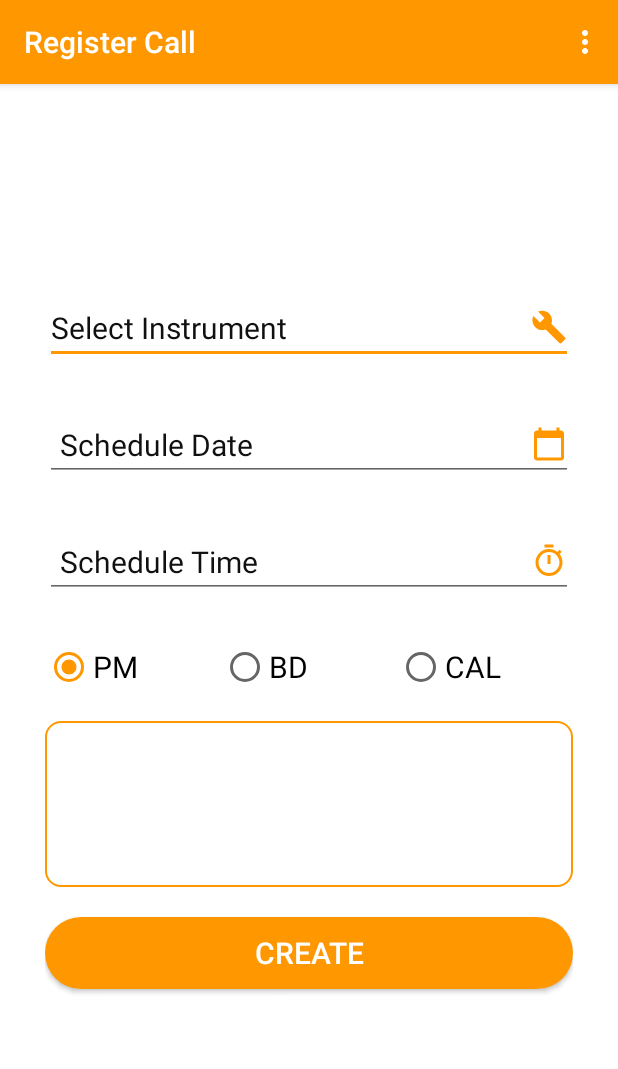
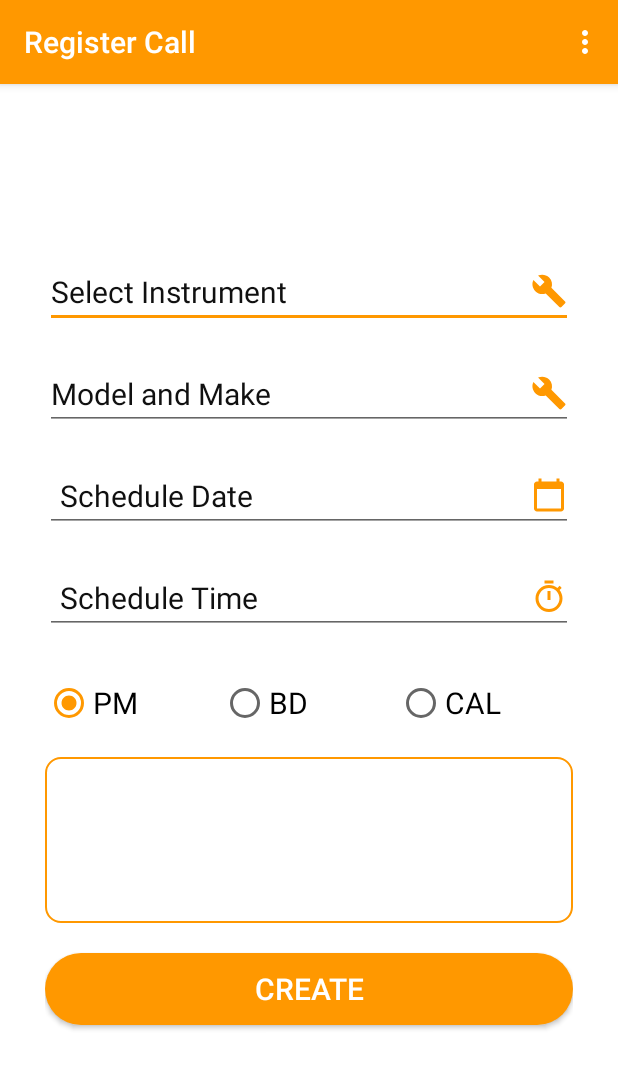
Before and after one commit to Abhilash-sringar-12/Labsolutions, an Android app: the CustomerActivity screen opened directly, with no data from a screen before it, on a phone screen of 412 x 824 dp. Shown: the top 1069 px of the screen. Run offline under Robolectric (Android 15) with nearby library versions, the phone set to English and light mode, and no system bars; our stand-ins replace Firebase (no records; nobody signed in at launch, a user with empty details on screens opened directly).

Commit message:
make and model

```diff
--- a/app/src/main/java/com/example/labsolutions/customer/ActivityDetails.java
+++ b/app/src/main/java/com/example/labsolutions/customer/ActivityDetails.java
@@ -119,6 +119,8 @@ public class ActivityDetails extends AppCompatActivity {
                                     ? activityInfo.child("instrumentId").getValue(String.class) : "";
                             String callType = activityInfo.child("callType").getValue() != null
                                     ? activityInfo.child("callType").getValue(String.class) : "";
+                            String modelAndMake = activityInfo.child("modelAndMake").getValue() != null
+                                    ? activityInfo.child("modelAndMake").getValue(String.class) : "";
                             problemDescription = activityInfo.child("problemDescription").getValue() != null
                                     ? activityInfo.child("problemDescription").getValue(String.class) : "";
                             customerName = currentActivityInfo.child("user").getValue() != null
@@ -138,7 +140,7 @@ public class ActivityDetails extends AppCompatActivity {
                             String customerMailId = currentActivityInfo.child("mailId").getValue() != null
                                     ? currentActivityInfo.child("mailId").getValue(String.class) : "";
                             String status = snapshot.child("status").getValue() != null ? snapshot.child("status").getValue(String.class) : "";
-                            activityInfoList.add(new ActivityInfo("Instrument id : " + instrumentId + "\n\n" + "Call Type : " + callType + "\n\n" + "Problem description : " + problemDescription, "", "", ""));
+                            activityInfoList.add(new ActivityInfo("Instrument id : " + instrumentId + "\n\n" + "Call Type : " + callType + "\n\n" + "Model and Make : " + modelAndMake + "\n\n" + "Problem description : " + problemDescription, "", "", ""));
                             activityInfoList.add(new ActivityInfo(customerName + " registered a call", date + " " + time, customerPhoneNumber, customerMailId));
                             activityInfoList.add(new ActivityInfo("Call Scheduled date & time : ", scheduledDate + " " + scheduledTime, "", ""));
                             if (status.equals("Approved by admin")) {
--- a/app/src/main/java/com/example/labsolutions/customer/CustomerActivity.java
+++ b/app/src/main/java/com/example/labsolutions/customer/CustomerActivity.java
@@ -62,7 +62,7 @@ public class CustomerActivity extends AppCompatActivity {
     FirebaseAuth firebaseAuth;
     Button createActivity;
     TextInputLayout propblemDescription;
-    EditText scheduledDate, scheduledTime;
+    EditText scheduledDate, scheduledTime, makeAndModel;
     RadioGroup radioGroup;
     RadioButton radioButton;
     ProgressDialog progressDialog;
@@ -86,6 +86,7 @@ public class CustomerActivity extends AppCompatActivity {
             radioGroup = (RadioGroup) findViewById(R.id.calltype);
             scheduledDate = findViewById(R.id.editDate);
             scheduledTime = findViewById(R.id.editTime);
+            makeAndModel = findViewById(R.id.editTextModel);
             autocomplete = (AutoCompleteTextView)
                     findViewById(R.id.autoCompleteTextView1);
             firebaseAuth = FirebaseAuth.getInstance();
@@ -200,6 +201,9 @@ public class CustomerActivity extends AppCompatActivity {
                             Toast.makeText(CustomerActivity.this, "Please select an instrument from dropdown", Toast.LENGTH_SHORT).show();
                         } else if (!instrumentMap.get(instrumentIdSelected)) {
                             Toast.makeText(CustomerActivity.this, "Instrument selected is not under AMC dates! Please contact admin", Toast.LENGTH_SHORT).show();
+                        } else if (makeAndModel.getText().toString().isEmpty()) {
+                            Toast.makeText(CustomerActivity.this, "Please enter a Model and Make", Toast.LENGTH_SHORT).show();
+                            makeAndModel.requestFocus();
                         } else if (scheduledDate.getText().toString().isEmpty()) {
                             Toast.makeText(CustomerActivity.this, "Please select a schedule date", Toast.LENGTH_SHORT).show();
                             scheduledDate.requestFocus();
@@ -215,6 +219,7 @@ public class CustomerActivity extends AppCompatActivity {
                             propblemDescription.setError(null);
                             scheduledDate.setError(null);
                             scheduledTime.setError(null);
+                            makeAndModel.setError(null);
                             progressDialog = ProgressDialog.show(CustomerActivity.this, "Please wait", "Creating activity....", true, false);
                             DatabaseReference workAdminRef = FirebaseDatabase.getInstance().getReference("workadmin");
                             ValueEventListener eventListener = new ValueEventListener() {
@@ -222,6 +227,7 @@ public class CustomerActivity extends AppCompatActivity {
                                 public void onDataChange(@NonNull DataSnapshot snapshot) {
                                     String startDate = DateUtility.getCurrentDate();
                                     String startTime = DateUtility.getCurrentTime();
+                                    String modeandmakeNumber = makeAndModel.getText().toString();
                                     final String scheduledDateValue = scheduledDate.getText().toString();
                                     final String scheduledTimeValue = scheduledTime.getText().toString() + ":00";
                                     final DateInfo scheduledDateInfo = new DateInfo(scheduledDateValue, scheduledTimeValue, null);
@@ -229,7 +235,7 @@ public class CustomerActivity extends AppCompatActivity {
                                     final String workadminId = snapshot.getChildren().iterator().next().getKey();
                                     final DateInfo dateInfo = new DateInfo(startDate, startTime, ServerValue.TIMESTAMP);
                                     FirebaseDatabase.getInstance().getReference("activities").child(issueId).child("timeStamp").setValue(ServerValue.TIMESTAMP);
-                                    ActivityInfo activityInfo = new ActivityInfo(instrumentIdSelected, callType, problemDescriptionValue);
+                                    ActivityInfo activityInfo = new ActivityInfo(instrumentIdSelected,modeandmakeNumber, callType, problemDescriptionValue);
                                     final String workAdminToken = snapshot.getChildren().iterator().next().child("token").child("token").getValue() != null
                                             ? snapshot.getChildren().iterator().next().child("token").child("token").getValue(String.class) : "";
                                     FirebaseDatabase.getInstance().getReference("activities").child(issueId)
--- a/app/src/main/res/layout/content_customer.xml
+++ b/app/src/main/res/layout/content_customer.xml
@@ -20,10 +20,21 @@
         android:textColorHint="@color/view_black"
         android:textSize="20sp"
         android:ems="10" />
-    <EditText
+        <EditText
+            android:layout_width="match_parent"
+            android:ems="10"
+            android:layout_marginTop="20dp"
+            android:id="@+id/editTextModel"
+            android:inputType="text"
+            android:hint="Model and Make"
+            android:drawableEnd="@drawable/tools"
+            android:textSize ="20sp"
+            android:textColorHint="@color/view_black"
+            android:layout_height="wrap_content" />
+  <EditText
         android:id="@+id/editDate"
         android:clickable="true"
-        android:layout_marginTop="30dp"
+        android:layout_marginTop="20dp"
         android:hint="Schedule Date"
         android:paddingLeft="10sp"
         android:textSize="20sp"
@@ -36,7 +47,7 @@
     <EditText
         android:id="@+id/editTime"
         android:clickable="true"
-        android:layout_marginTop="30dp"
+        android:layout_marginTop="20dp"
         android:hint="Schedule Time"
         android:paddingLeft="10sp"
         android:textSize="20sp"
```
Also changed, not shown: app/src/main/java/com/example/labsolutions/engineer/ViewAssignedActivities.java (+4 -3 lines), app/src/main/java/com/example/labsolutions/pojos/ActivityInfo.java (+7 -1 lines), app/src/main/java/com/example/labsolutions/workadmin/WorkAdminActivityDetails.java (+5 -2 lines).
